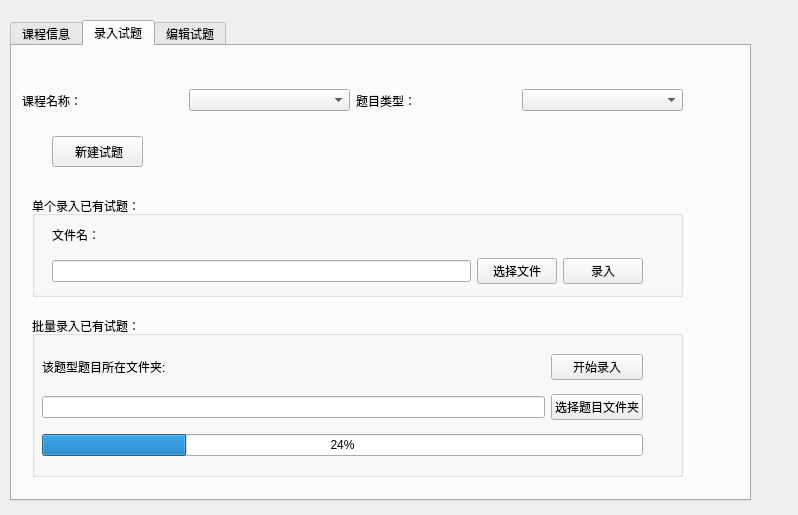
Qt form newsubjectform.ui (andyhuzhill/PaperGenerator) before a commit.
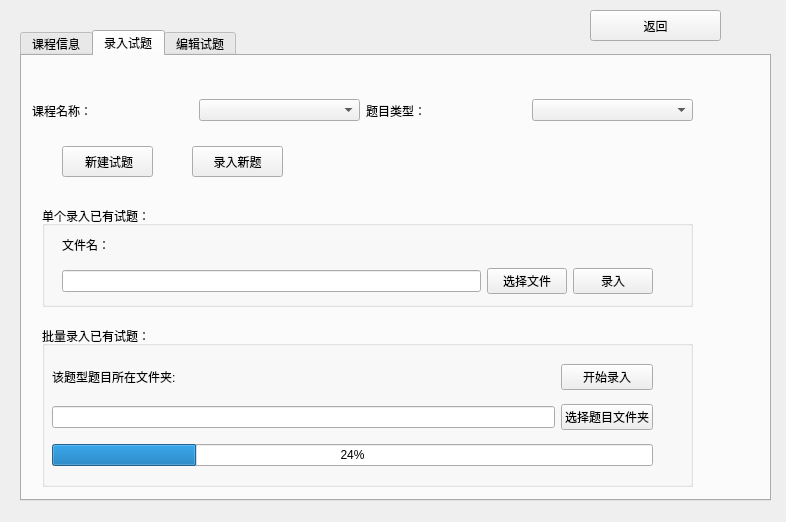
The same form after that commit. The open tabs and pages were chosen to show the change.

Commit message: 修改：      defs.h 	修改：      docreadwriter.cpp 	修改：      docreadwriter.h 	修改：      logindialog.ui 	修改：      main.cpp 	修改：      mainwindow.cpp 	修改：      mainwindow.h 	修改：      mainwindow.ui 	修改：      manageuserform.cpp 	修改：      newsubjectform.cpp 	修改：      newsubjectform.h 	修改：      newsubjectform.ui 	修改：      newtestform.cpp 	修改：      newtestform.h 	修改：      newtestform.ui 	修改：      papergen.pro.user.6972ffd.2.5pre1 	修改：      question.cpp 	修改：      question.h

Patch:
```diff
--- a/newsubjectform.ui
+++ b/newsubjectform.ui
@@ -6,8 +6,8 @@
    <rect>
     <x>0</x>
     <y>0</y>
-    <width>798</width>
-    <height>515</height>
+    <width>786</width>
+    <height>522</height>
    </rect>
   </property>
   <property name="windowTitle">
@@ -16,10 +16,10 @@
   <widget class="QTabWidget" name="tabWidget">
    <property name="geometry">
     <rect>
-     <x>10</x>
-     <y>20</y>
-     <width>741</width>
-     <height>481</height>
+     <x>20</x>
+     <y>30</y>
+     <width>751</width>
+     <height>471</height>
     </rect>
    </property>
    <property name="currentIndex">
@@ -291,6 +291,19 @@
       <string> 新建试题</string>
      </property>
     </widget>
+    <widget class="QPushButton" name="inputButton">
+     <property name="geometry">
+      <rect>
+       <x>170</x>
+       <y>90</y>
+       <width>91</width>
+       <height>31</height>
+      </rect>
+     </property>
+     <property name="text">
+      <string>录入新题</string>
+     </property>
+    </widget>
    </widget>
    <widget class="QWidget" name="tab_3">
     <attribute name="title">
@@ -530,6 +543,19 @@
     </widget>
    </widget>
   </widget>
+  <widget class="QPushButton" name="returnButton">
+   <property name="geometry">
+    <rect>
+     <x>590</x>
+     <y>10</y>
+     <width>131</width>
+     <height>31</height>
+    </rect>
+   </property>
+   <property name="text">
+    <string>返回</string>
+   </property>
+  </widget>
  </widget>
  <resources/>
  <connections/>
```
Left out of the diff: 19 changed lines with no effect on the pictures. The commit also changes 17 other files.
